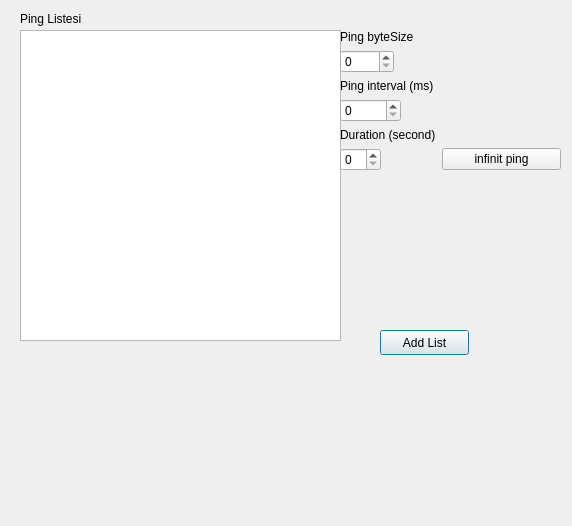
Gorkembukel/MonitorNetworkConnectivity, file QTDesigns/PingWindow.ui: the form before one commit.
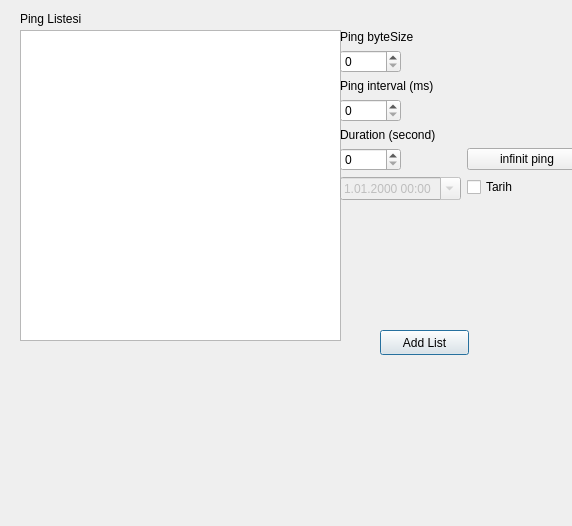
The form after the commit.

What changed in the file:
```diff
--- a/QTDesigns/PingWindow.ui
+++ b/QTDesigns/PingWindow.ui
@@ -54,18 +54,11 @@
     <rect>
      <x>340</x>
      <y>30</y>
-     <width>221</width>
-     <height>288</height>
+     <width>247</width>
+     <height>316</height>
     </rect>
    </property>
    <layout class="QFormLayout" name="formLayout">
-    <item row="3" column="0">
-     <widget class="QSpinBox" name="spinBox_byte">
-      <property name="maximum">
-       <number>9999</number>
-      </property>
-     </widget>
-    </item>
     <item row="2" column="0">
      <widget class="QLabel" name="label_2">
       <property name="text">
@@ -73,8 +66,8 @@
       </property>
      </widget>
     </item>
-    <item row="10" column="0">
-     <widget class="QSpinBox" name="spinBox_interval">
+    <item row="3" column="0">
+     <widget class="QSpinBox" name="spinBox_byte">
       <property name="maximum">
        <number>99999</number>
       </property>
@@ -87,20 +80,30 @@
       </property>
      </widget>
     </item>
-    <item row="16" column="0">
-     <widget class="QSpinBox" name="spinBox_duration">
-      <property name="enabled">
-       <bool>true</bool>
+    <item row="10" column="0">
+     <widget class="QSpinBox" name="spinBox_interval">
+      <property name="maximum">
+       <number>99999</number>
       </property>
      </widget>
     </item>
     <item row="15" column="0">
-     <widget class="QLabel" name="label_4">
+     <widget class="QLabel" name="label_duration">
       <property name="text">
        <string>Duration (second)</string>
       </property>
      </widget>
     </item>
+    <item row="16" column="0">
+     <widget class="QSpinBox" name="spinBox_duration">
+      <property name="enabled">
+       <bool>true</bool>
+      </property>
+      <property name="maximum">
+       <number>99999</number>
+      </property>
+     </widget>
+    </item>
     <item row="16" column="1">
      <widget class="QPushButton" name="pushButton_durationUnlimited">
       <property name="text">
@@ -111,6 +114,26 @@
       </property>
      </widget>
     </item>
+    <item row="17" column="0">
+     <widget class="QDateTimeEdit" name="dateTimeEdit">
+      <property name="enabled">
+       <bool>false</bool>
+      </property>
+      <property name="displayFormat">
+       <string>d.MM.yyyy HH:mm</string>
+      </property>
+      <property name="calendarPopup">
+       <bool>true</bool>
+      </property>
+     </widget>
+    </item>
+    <item row="17" column="1">
+     <widget class="QCheckBox" name="checkBox">
+      <property name="text">
+       <string>Tarih </string>
+      </property>
+     </widget>
+    </item>
    </layout>
   </widget>
  </widget>
```
Left out of the diff: 48 changed lines with no effect on the pictures.
